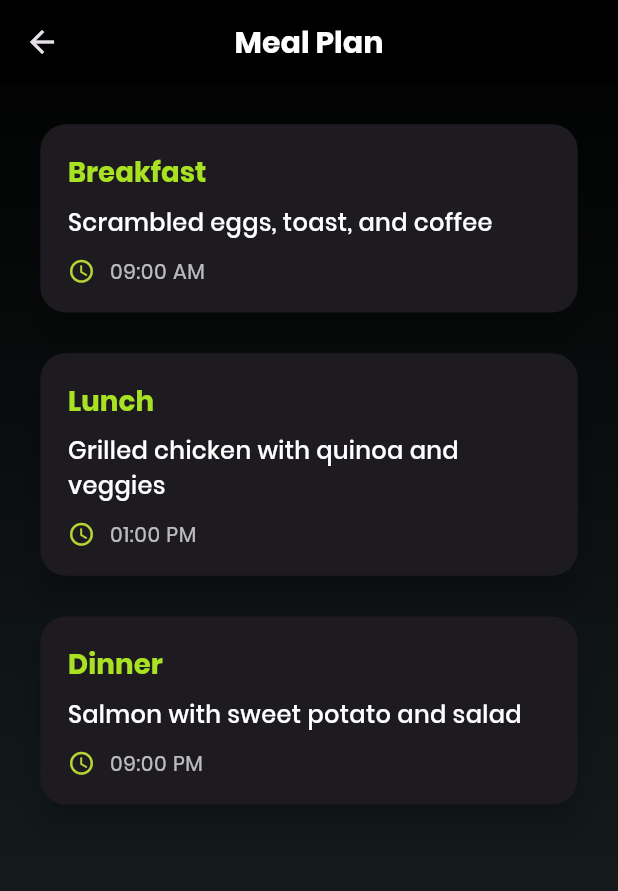
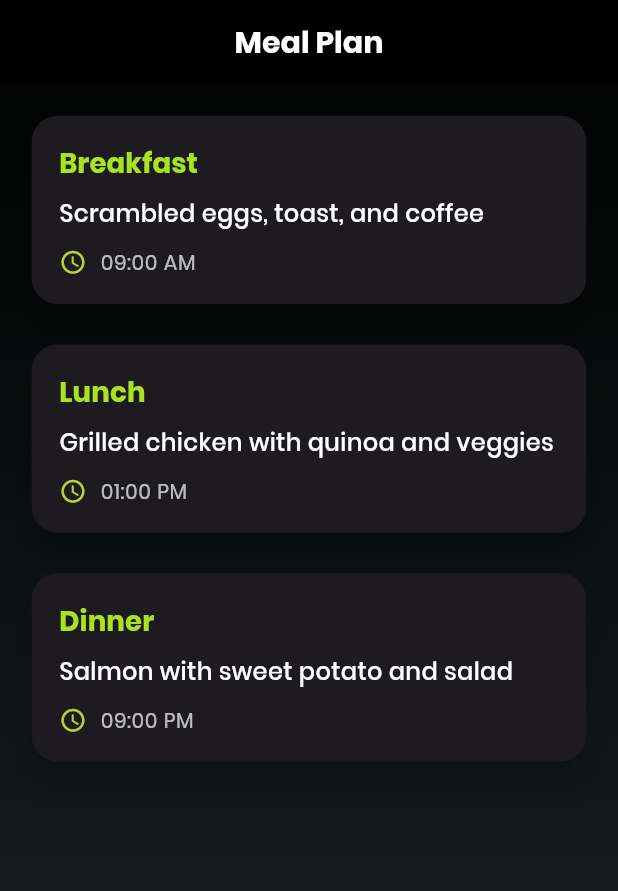
Before and after one commit to thesymbolicway/SZN365-MVP, a Flutter app: the MealPlanScreen screen opened by its route, on a phone screen of 412 x 824 dp. Shown: the top 891 px of the screen. Run offline on Flutter 3.47's test engine with Material 3 defaults, Android fonts, the phone set to English and light mode, and no system bars; our stand-ins replace cloud_firestore, equatable, firebase_auth, firebase_core, flutter_riverpod, flutter_screenutil and 3 more; accounts and stored records are empty; generated files the repository leaves out were written again; network calls fail; statements that could not run were skipped.

```diff
--- a/lib/routes/routes.dart
+++ b/lib/routes/routes.dart
@@ -1,29 +1,40 @@
 import 'package:flutter/cupertino.dart';
-import 'package:flutter/material.dart';
+import 'package:go_router/go_router.dart';
+import 'package:szn365/routes/routes_name.dart';
+import 'package:szn365/screens/food_selection/food_selection_screen.dart';
+import 'package:szn365/screens/meal_plan/meal_plan_screen.dart';
 import '../screens/dash_board/dashboard_screen.dart';
-import '../screens/meal_plan/meal_plan_screen.dart';
 import '../screens/user_input/user_input_screen.dart';
 import '../screens/boarding/onboarding_screen.dart';
 import '../screens/splash/splash_screen.dart';
 
-Route<dynamic>? onGenerateRoute(RouteSettings settings) {
-  switch (settings.name) {
-    case '/':
-      return CupertinoPageRoute(builder: (_) => const SplashScreen());
-    case '/boarding':
-      return CupertinoPageRoute(builder: (_) => const OnboardingScreen());
-    case '/dashboard':
-      return CupertinoPageRoute(builder: (_) => const DashboardScreen());
-    case '/meal_plan':
-      return CupertinoPageRoute(builder: (_) => const MealPlanScreen());
-    case '/input':
-      final args = settings.arguments as String;
-      return CupertinoPageRoute(builder: (_) => UserInputScreen(goal: args));
-    default:
-      return CupertinoPageRoute(
-        builder: (_) => const Scaffold(
-          body: Center(child: Text('Route not found')),
-        ),
-      );
-  }
-}
+final GoRouter router = GoRouter(
+  initialLocation: RoutesName.SPLASH,
+  routes: [
+    GoRoute(path: RoutesName.SPLASH,
+      pageBuilder: (context, state) => CupertinoPage(key: state.pageKey, child: const SplashScreen()),
+    ),
+
+    GoRoute(path: RoutesName.BOARDING,
+      pageBuilder: (context, state) => CupertinoPage(key: state.pageKey, child: const OnboardingScreen()),
+    ),
+
+    GoRoute(path: RoutesName.DASHBOARD,
+      pageBuilder: (context, state) => CupertinoPage(key: state.pageKey, child: const DashboardScreen()),
+    ),
+
+    GoRoute(path: RoutesName.USER_INPUT,
+      pageBuilder: (context, state) => CupertinoPage(key: state.pageKey,
+        child: UserInputScreen(goal: state.extra as String)),
+    ),
+
+    GoRoute(path: RoutesName.FOOD_SELECTION,
+      pageBuilder: (context, state) => CupertinoPage(key: state.pageKey,
+        child: FoodSelectionScreen(mealType: state.extra as String)),
+    ),
+
+    GoRoute(path: RoutesName.MEAL_PLAN,
+      pageBuilder: (context, state) => CupertinoPage(key: state.pageKey, child: const MealPlanScreen()),
+    ),
+  ],
+);
--- a/lib/screens/food_selection/add_food_bottom_sheet.dart
+++ b/lib/screens/food_selection/add_food_bottom_sheet.dart
@@ -4,6 +4,7 @@ import 'package:flutter_riverpod/flutter_riverpod.dart';
 import 'package:flutter_screenutil/flutter_screenutil.dart';
 import 'package:szn365/widgets/app_widget.dart';
 import 'package:uuid/uuid.dart';
+import 'package:go_router/go_router.dart';
 import '../../models/food_entry.dart';
 import '../../providers/food_provider.dart';
 import '../../services/firestore_service.dart';
@@ -154,11 +155,9 @@ class _AddFoodBottomSheetState extends ConsumerState<AddFoodBottomSheet> {
                         isDeleted: false
                     );
 
-                    final navigator = Navigator.of(context);
-
                     await ref.read(foodProvider.notifier).addFood(entry);
 
-                    navigator.pop();
+                    context.pop();
                   }
                 }),
               ),
--- a/lib/screens/food_selection/food_selection_screen.dart
+++ b/lib/screens/food_selection/food_selection_screen.dart
@@ -2,6 +2,7 @@ import 'package:flutter/cupertino.dart';
 import 'package:flutter/material.dart';
 import 'package:flutter_riverpod/flutter_riverpod.dart';
 import 'package:flutter_screenutil/flutter_screenutil.dart';
+import 'package:go_router/go_router.dart';
 import '../../providers/food_provider.dart';
 import '../../utils/app_strings.dart';
 import '../../utils/colors.dart';
@@ -99,7 +100,7 @@ class FoodSelectionScreen extends ConsumerWidget {
                               ],
                             ),
                             onTap: () {
-                              Navigator.pop(context, item);
+                              context.pop(item);
                             },
                           ),
                         );
--- a/lib/screens/meal_plan/meal_plan_screen.dart
+++ b/lib/screens/meal_plan/meal_plan_screen.dart
@@ -1,6 +1,5 @@
 import 'package:flutter/material.dart';
 import 'package:flutter_screenutil/flutter_screenutil.dart';
-import 'package:path/path.dart';
 
 import '../../utils/app_strings.dart';
 import '../../utils/colors.dart';
@@ -18,10 +17,10 @@ class MealPlanScreen extends StatelessWidget {
           title: Text(AppStrings.mealPlan,style:
           Theme.of(context).appBarTheme.titleTextStyle), centerTitle: true),
         body: Padding(
-          padding:  EdgeInsets.all(20.0.w),
+          padding:  EdgeInsets.all(15.w),
           child: Column(
             children: [
-              _buildMealPlanCard(context,AppStrings.breakfast,
+              _buildMealPlanCard(context, AppStrings.breakfast,
                   "Scrambled eggs, toast, and coffee",'09:00 AM'),
               SizedBox(height: 16.h),
               _buildMealPlanCard(context,AppStrings.lunch,
@@ -41,7 +40,7 @@ class MealPlanScreen extends StatelessWidget {
       elevation: 8.sp,
       shape: RoundedRectangleBorder(borderRadius: BorderRadius.circular(15.r)),
       child: Padding(
-        padding: EdgeInsets.all(16.0.w),
+        padding: EdgeInsets.all(16.w),
         child: Column(
           crossAxisAlignment: CrossAxisAlignment.start,
           children: [
@@ -53,14 +52,13 @@ class MealPlanScreen extends StatelessWidget {
             Text(description, style: Theme.of(context).textTheme.bodyMedium?.
               copyWith(fontSize: 14.sp)),
 
-             SizedBox(height: 10.h),
+              SizedBox(height: 10.h),
 
-            Row(children: [
+              Row(children: [
                 Icon(Icons.access_time, size: 16.w, color: AppColors.primary),
-                SizedBox(width: 8.h),
-                Text(timeText,  style: Theme.of(context).textTheme.bodySmall,),
+                SizedBox(width: 8.w),
+                Text(timeText,  style: Theme.of(context).textTheme.bodySmall),
               ],
-
             ),
           ],
         ),
--- a/lib/screens/splash/splash_screen.dart
+++ b/lib/screens/splash/splash_screen.dart
@@ -1,6 +1,8 @@
 import 'package:flutter/material.dart';
 import 'package:flutter/services.dart';
+import 'package:go_router/go_router.dart';
 import 'package:shared_preferences/shared_preferences.dart';
+import 'package:szn365/routes/routes_name.dart';
 
 import '../../widgets/gradient_background.dart';
 
@@ -26,9 +28,9 @@ class _SplashScreenState extends State<SplashScreen> {
     if (!mounted) return;
 
     if (userId != null && userId.isNotEmpty) {
-      Navigator.pushReplacementNamed(context, '/dashboard');
+      context.go(RoutesName.DASHBOARD);
     } else {
-      Navigator.pushReplacementNamed(context, '/boarding');
+      context.go(RoutesName.BOARDING);
     }
   }
 
--- a/lib/screens/user_input/height_picker_bottom_sheet.dart
+++ b/lib/screens/user_input/height_picker_bottom_sheet.dart
@@ -1,5 +1,6 @@
 import 'package:flutter/cupertino.dart';
 import 'package:flutter/material.dart';
+import 'package:go_router/go_router.dart';
 import '../../utils/app_strings.dart';
 import '../../utils/colors.dart';
 import '../../widgets/app_widget.dart';
@@ -63,7 +64,7 @@ class _HeightPickerBottomSheetState extends State<HeightPickerBottomSheet> {
                   double finalHeightInCm =
                       isCm ? cm.toDouble() : ((feet * 12 + inches) * 2.54);
                   widget.onHeightSelected(finalHeightInCm);
-                  Navigator.pop(context);
+                  context.pop();
                 },
               ),
             ],
--- a/lib/screens/user_input/user_input_screen.dart
+++ b/lib/screens/user_input/user_input_screen.dart
@@ -3,7 +3,9 @@ import 'package:flutter/material.dart';
 import 'package:flutter_screenutil/flutter_screenutil.dart';
 import 'package:shared_preferences/shared_preferences.dart';
 import 'package:szn365/models/app_data.dart';
+import 'package:szn365/routes/routes_name.dart';
 import 'package:szn365/services/firestore_service.dart';
+import 'package:go_router/go_router.dart';
 import '../../consts/constant.dart';
 import '../../providers/user_provider.dart';
 import '../../utils/app_strings.dart';
@@ -216,7 +218,7 @@ class _UserInputScreenState extends ConsumerState<UserInputScreen> {
                         final prefs = await SharedPreferences.getInstance();
                         prefs.setString('userId', FireBaseService().getFirebaseUserId()??'');
 
-                        Navigator.pushNamedAndRemoveUntil(context, '/dashboard', (route) => false);
+                        context.go(RoutesName.DASHBOARD);
                       }
                     },
                   ),
--- a/lib/services/firestore_service.dart
+++ b/lib/services/firestore_service.dart
@@ -127,7 +127,6 @@ class FireBaseService {
   Future<void> updateDailyGoalStatus(DateTime date) async {
     final userId = getFirebaseUserId();
     if (userId == null) return;
-    await Future.delayed(Duration(seconds: 1));
     final snapshot = await _db
         .collection(Constant.foodLogsTable)
         .where('userId', isEqualTo: userId)
--- a/pubspec.yaml
+++ b/pubspec.yaml
@@ -46,6 +46,8 @@ dependencies:
   shared_preferences: ^2.5.3
   flutter_screenutil: ^5.9.3
   equatable: ^2.0.7
+  go_router: ^15.1.2
+  flutter_svg: ^2.1.0
 
 
 dev_dependencies:
```
Also changed, not shown: lib/app/szn_app.dart (+5 -4 lines), lib/providers/dash_provider.dart (+30 -6 lines), lib/routes/routes_name.dart (added, +10 -0 lines), lib/screens/boarding/onboarding_screen.dart (+10 -13 lines), lib/screens/dash_board/dashboard_screen.dart (+34 -24 lines), lib/screens/dash_board/widgets.dart (+13 -7 lines), assets/app_logo_3.png.
